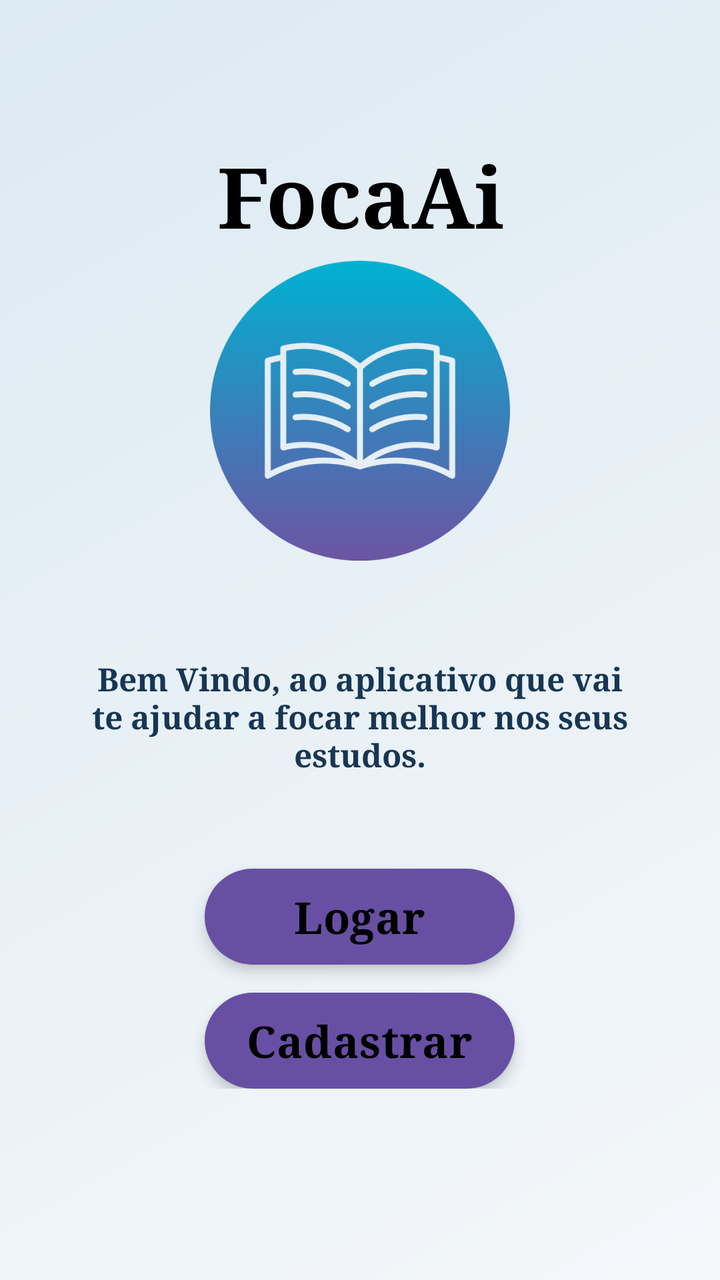
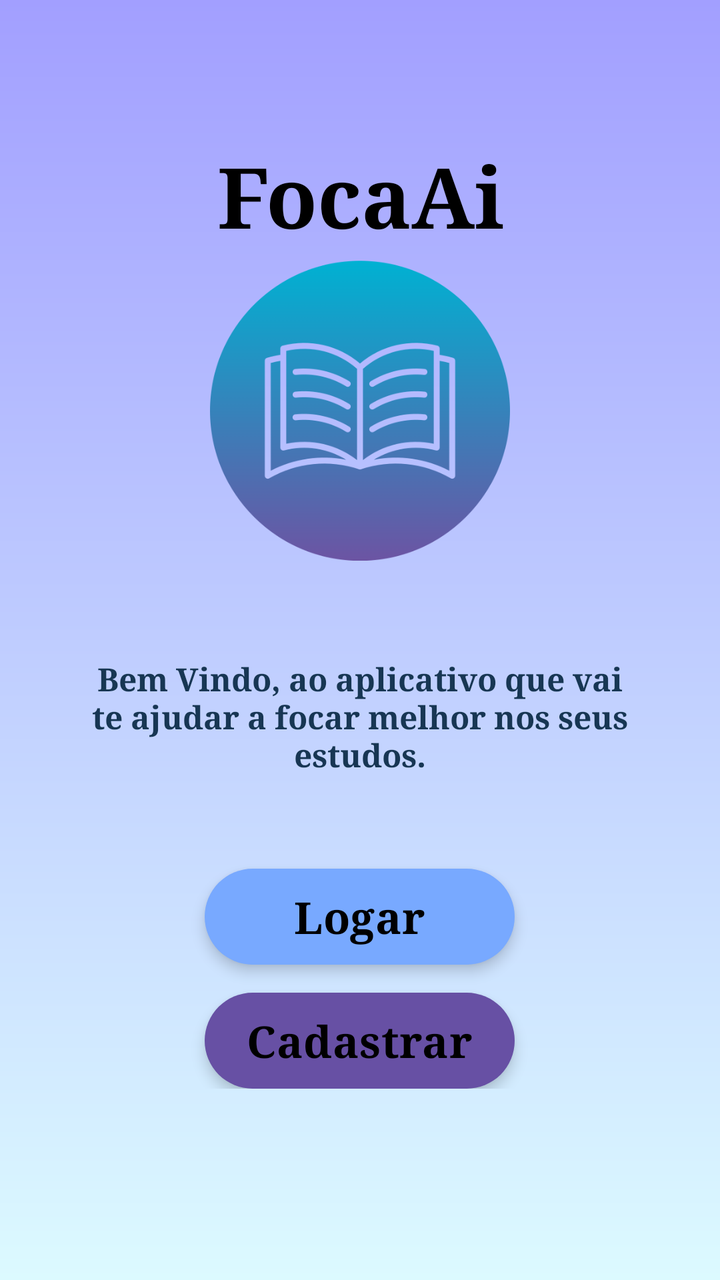

Two renders of the same Android screen: before a commit and after it. Below are the layout's source before the change and the commit's diff.
<!-- AndroidManifest.xml: application theme Theme.FocaAi -->
<!-- res/layout/activity_main.xml -->
<?xml version="1.0" encoding="utf-8"?>
<androidx.constraintlayout.widget.ConstraintLayout xmlns:android="http://schemas.android.com/apk/res/android"
    xmlns:app="http://schemas.android.com/apk/res-auto"
    xmlns:tools="http://schemas.android.com/tools"
    android:id="@+id/main"
    android:layout_width="match_parent"
    android:layout_height="match_parent"
    android:background="@drawable/bg_gradient"
    tools:context=".MainActivity">

    <LinearLayout
        android:id="@+id/layoutInicio"
        android:layout_width="match_parent"
        android:layout_height="wrap_content"
        android:gravity="center_horizontal"
        android:orientation="vertical"
        android:paddingStart="24dp"
        android:paddingEnd="24dp"
        app:layout_constraintBottom_toBottomOf="parent"
        app:layout_constraintEnd_toEndOf="parent"
        app:layout_constraintStart_toStartOf="parent"
        app:layout_constraintTop_toTopOf="parent"
        app:layout_constraintVertical_bias="0.42">

        <TextView
            android:id="@+id/textView"
            android:layout_width="wrap_content"
            android:layout_height="wrap_content"
            android:fontFamily="serif"
            android:gravity="center"
            android:text="FocaAi"
            android:textColor="#000000"
            android:textSize="42sp"
            android:textStyle="bold" />

        <ImageView
            android:id="@+id/imageView2"
            android:layout_width="150dp"
            android:layout_height="150dp"
            android:layout_marginTop="4dp"
            android:contentDescription="Logo do FocaAi"
            android:scaleType="fitCenter"
            app:srcCompat="@drawable/livro" />

        <TextView
            android:id="@+id/textView2"
            android:layout_width="wrap_content"
            android:layout_height="wrap_content"
            android:layout_marginTop="48dp"
            android:fontFamily="serif"
            android:gravity="center"
            android:maxWidth="280dp"
            android:text="Bem Vindo, ao aplicativo que vai te ajudar a focar melhor nos seus estudos."
            android:textColor="#173653"
            android:textSize="16sp"
            android:textStyle="bold" />

        <Button
            android:id="@+id/buttonLogarInicio"
            android:layout_width="155dp"
            android:layout_height="48dp"
            android:layout_marginTop="46dp"
            android:background="@drawable/button_rounded"
            android:elevation="4dp"
            android:fontFamily="serif"
            android:padding="0dp"
            android:stateListAnimator="@null"
            android:text="Logar"
            android:textAllCaps="false"
            android:textColor="#000000"
            android:textSize="22sp"
            android:textStyle="bold" />

        <Button
            android:id="@+id/buttonCadastrarInicio"
            android:layout_width="155dp"
            android:layout_height="48dp"
            android:layout_marginTop="14dp"
            android:background="@drawable/button_rounded"
            android:elevation="4dp"
            android:fontFamily="serif"
            android:padding="0dp"
            android:stateListAnimator="@null"
            android:text="Cadastrar"
            android:textAllCaps="false"
            android:textColor="#000000"
            android:textSize="22sp"
            android:textStyle="bold" />

    </LinearLayout>

</androidx.constraintlayout.widget.ConstraintLayout>
<!-- resources referenced by this layout -->
<resources>
  <!-- drawable bg_gradient (drawable) -->
  <?xml version="1.0" encoding="utf-8"?>
  <shape xmlns:android="http://schemas.android.com/apk/res/android"
      android:shape="rectangle">
  
      <gradient
          android:angle="135"
          android:startColor="@color/background"
          android:endColor="@color/surface"
          android:type="linear" />
  
  </shape>
  <!-- drawable button_rounded (drawable) -->
  <?xml version="1.0" encoding="utf-8"?>
  <shape xmlns:android="http://schemas.android.com/apk/res/android"
      android:shape="rectangle">
  
      <solid android:color="#78A9FF" />
  
      <corners android:radius="50dp" />
  
  </shape>
  <!-- drawable livro: png bitmap (drawable, 33037 bytes) -->
  <style name="Theme.FocaAi" parent="Base.Theme.FocaAi" />
  <color name="background">#F4F7FA</color>
  <color name="surface">#DCEAF2</color>
  <style name="Base.Theme.FocaAi" parent="Theme.Material3.DayNight.NoActionBar">
          
          
      </style>
</resources>

<!-- the commit's change to res/layout/activity_main.xml (unified diff, before → after) -->
@@ -5,8 +5,8 @@
     android:id="@+id/main"
     android:layout_width="match_parent"
     android:layout_height="match_parent"
-    android:background="@drawable/bg_gradient"
-    tools:context=".MainActivity">
+    android:background="@drawable/bg_foca_gradient"
+    tools:context=".activities.MainActivity">
 
     <LinearLayout
         android:id="@+id/layoutInicio"
@@ -69,7 +69,8 @@
             android:textAllCaps="false"
             android:textColor="#000000"
             android:textSize="22sp"
-            android:textStyle="bold" />
+            android:textStyle="bold"
+            app:backgroundTint="@null" />
 
         <Button
             android:id="@+id/buttonCadastrarInicio"
<!-- resource entries referenced after the edit -->
@@ -1,16 +1,9 @@
 <!-- resources referenced by this layout -->
 <resources>
-  <!-- drawable bg_gradient (drawable) -->
+  <!-- drawable bg_foca_gradient (drawable) -->
   <?xml version="1.0" encoding="utf-8"?>
-  <shape xmlns:android="http://schemas.android.com/apk/res/android"
-      android:shape="rectangle">
-  
-      <gradient
-          android:angle="135"
-          android:startColor="@color/background"
-          android:endColor="@color/surface"
-          android:type="linear" />
-  
+  <shape xmlns:android="http://schemas.android.com/apk/res/android" android:shape="rectangle">
+      <gradient android:angle="270" android:startColor="#A29FFF" android:endColor="#DCFAFF" android:type="linear" />
   </shape>
   <!-- drawable button_rounded (drawable) -->
   <?xml version="1.0" encoding="utf-8"?>
@@ -24,8 +17,6 @@
   </shape>
   <!-- drawable livro: png bitmap (drawable, 33037 bytes) -->
   <style name="Theme.FocaAi" parent="Base.Theme.FocaAi" />
-  <color name="background">#F4F7FA</color>
-  <color name="surface">#DCEAF2</color>
   <style name="Base.Theme.FocaAi" parent="Theme.Material3.DayNight.NoActionBar">
           
           
